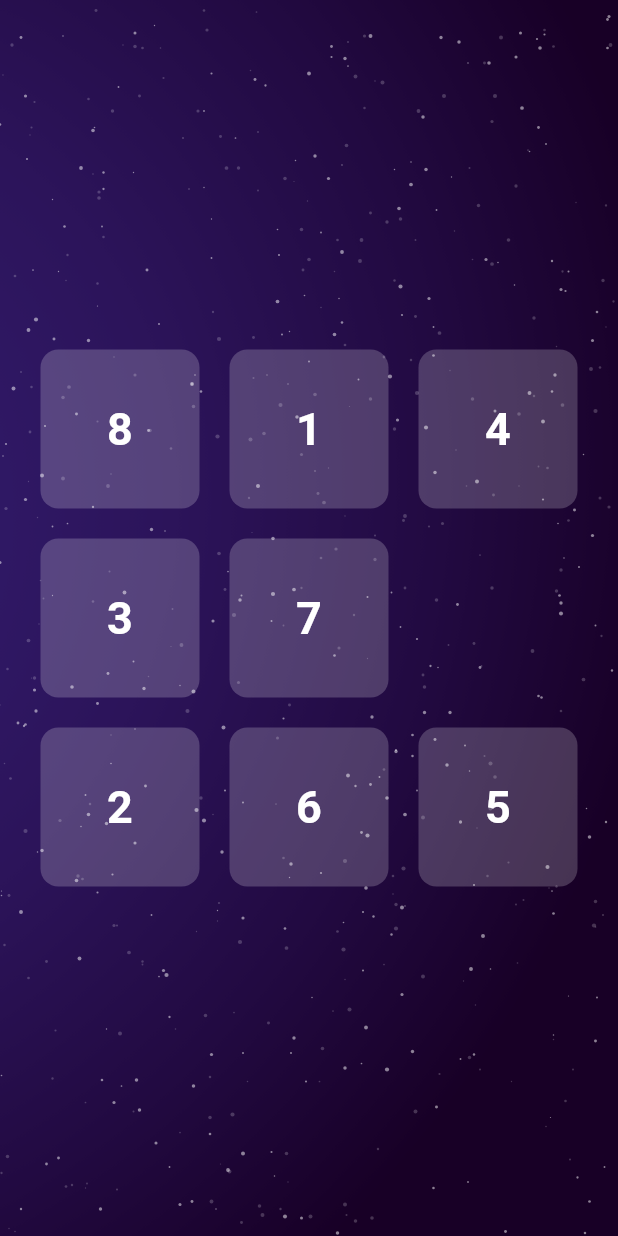
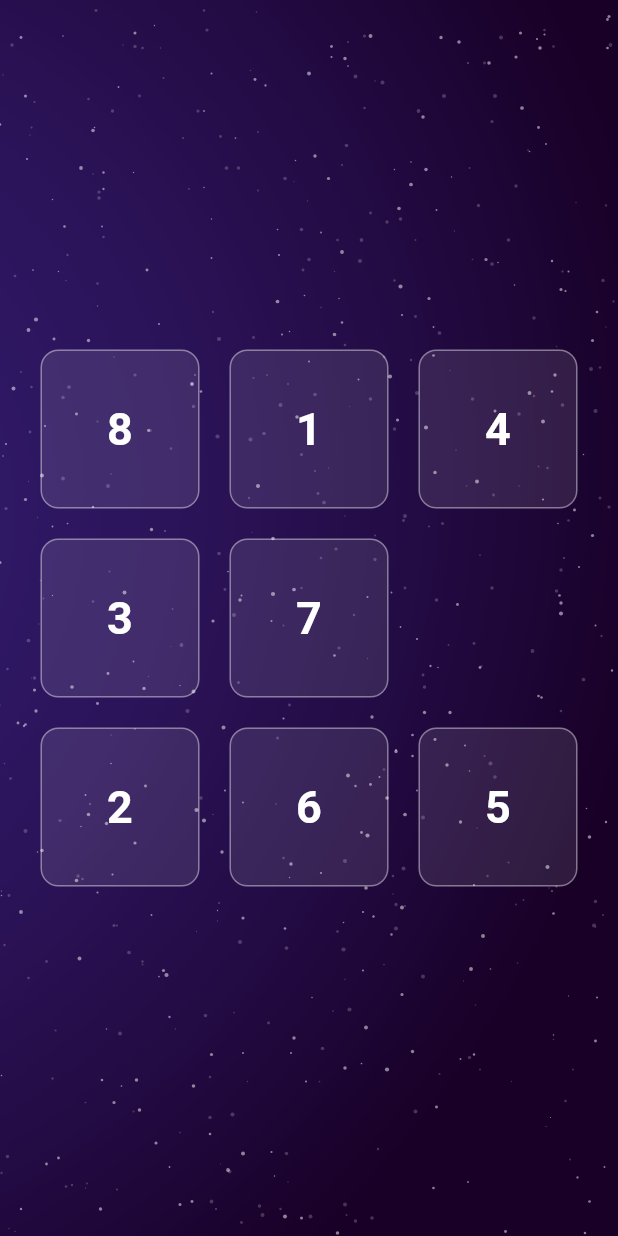
Before and after one commit to Roaa94/dashtronaut, a Flutter app: the screen it shows after launch, on a phone screen of 412 x 824 dp. Run offline on Flutter 3.47's test engine with Material 2 defaults, Android fonts, the phone set to English and light mode, and no system bars; our stand-ins replace equatable, sensors_plus.

Commit message:
changes on tile design

```diff
--- a/lib/presentation/tile/widgets/tile_container.dart
+++ b/lib/presentation/tile/widgets/tile_container.dart
@@ -15,19 +15,22 @@ class TileContainer extends StatelessWidget {
   @override
   Widget build(BuildContext context) {
     // print('Built tile ${tile.value}');
+    bool _isInCorrectLocation = tile.currentLocation == tile.correctLocation;
+
     return Selector<PuzzleProvider, int>(
       selector: (c, PuzzleProvider puzzleProvider) => puzzleProvider.activeTileValue,
       builder: (c, int activeTileValue, child) {
-        // print('Rebuilt active tile $activeTileValue');
-        return Transform.scale(
+        return AnimatedScale(
           scale: activeTileValue == tile.value && kIsWeb ? 1.1 : 1,
+          duration: const Duration(milliseconds: 200),
           child: child,
         );
       },
       child: Container(
         decoration: BoxDecoration(
-          color: tile.currentLocation == tile.correctLocation ? Colors.pinkAccent.withOpacity(0.3) : Colors.white.withOpacity(0.2),
+          color: Colors.white.withOpacity(_isInCorrectLocation ? 0.22 : 0.1),
           borderRadius: BorderRadius.circular(12),
+          border: Border.all(color: Colors.white.withOpacity(_isInCorrectLocation ? 0.5 : 0.4), width: 1),
         ),
         margin: const EdgeInsets.all(10),
         alignment: Alignment.center,
```
